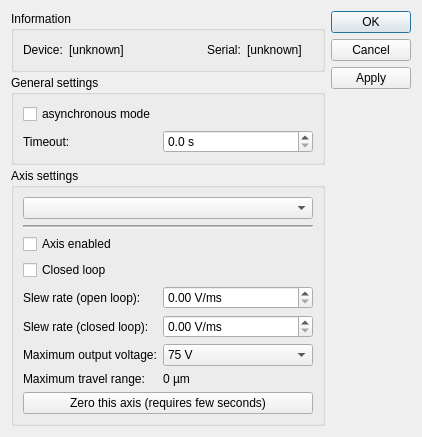
The window that ThorlabsBP/dialogThorlabsBP.ui (itom-project/plugins) describes before a commit, drawn with Qt 5.
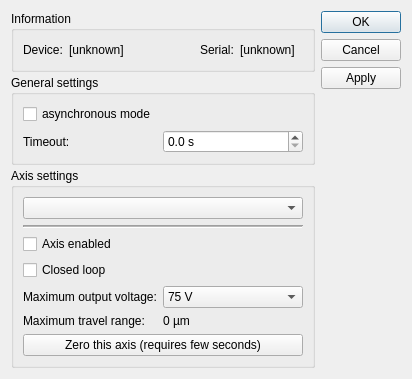
The same window after the commit.

Commit message: ThorlabsBP and ThorlabsISM updated to Kinesis 1.9.3 (from Kinesis 1.8.0 on, the parameters 'slewRate' of brushless piezos have been removed, since they were never implemented in the controller).

The edit to the form file:
```diff
--- a/ThorlabsBP/dialogThorlabsBP.ui
+++ b/ThorlabsBP/dialogThorlabsBP.ui
@@ -6,8 +6,8 @@
    <rect>
     <x>0</x>
     <y>0</y>
-    <width>422</width>
-    <height>392</height>
+    <width>412</width>
+    <height>341</height>
    </rect>
   </property>
   <property name="windowTitle">
@@ -156,142 +156,21 @@
         <string>Axis settings</string>
        </property>
        <layout class="QGridLayout" name="gridLayout_3">
-        <item row="1" column="0" colspan="3">
-         <widget class="Line" name="line">
-          <property name="lineWidth">
-           <number>1</number>
-          </property>
-          <property name="midLineWidth">
-           <number>1</number>
-          </property>
-          <property name="orientation">
-           <enum>Qt::Horizontal</enum>
-          </property>
-         </widget>
-        </item>
-        <item row="4" column="0">
-         <widget class="QLabel" name="label_10">
-          <property name="text">
-           <string>Slew rate (open loop):</string>
-          </property>
-         </widget>
-        </item>
-        <item row="4" column="1" colspan="2">
-         <widget class="QDoubleSpinBox" name="spinSlewRateOpenLoop">
-          <property name="sizePolicy">
-           <sizepolicy hsizetype="MinimumExpanding" vsizetype="Fixed">
-            <horstretch>0</horstretch>
-            <verstretch>0</verstretch>
-           </sizepolicy>
-          </property>
-          <property name="toolTip">
-           <string>a value of 0 disables the limit of the movement speed (default)</string>
-          </property>
-          <property name="prefix">
-           <string/>
-          </property>
-          <property name="suffix">
-           <string> V/ms</string>
-          </property>
-          <property name="decimals">
-           <number>2</number>
-          </property>
-          <property name="minimum">
-           <double>0.000000000000000</double>
-          </property>
-          <property name="maximum">
-           <double>5000.000000000000000</double>
-          </property>
-          <property name="singleStep">
-           <double>0.100000000000000</double>
-          </property>
-          <property name="value">
-           <double>0.000000000000000</double>
-          </property>
-         </widget>
-        </item>
         <item row="5" column="0">
-         <widget class="QLabel" name="label_9">
-          <property name="text">
-           <string>Slew rate (closed loop):</string>
-          </property>
-         </widget>
-        </item>
-        <item row="5" column="1" colspan="2">
-         <widget class="QDoubleSpinBox" name="spinSlewRateClosedLoop">
-          <property name="sizePolicy">
-           <sizepolicy hsizetype="MinimumExpanding" vsizetype="Fixed">
-            <horstretch>0</horstretch>
-            <verstretch>0</verstretch>
-           </sizepolicy>
-          </property>
-          <property name="toolTip">
-           <string>a value of 0 disables the limit of the movement speed (default)</string>
-          </property>
-          <property name="prefix">
-           <string/>
-          </property>
-          <property name="suffix">
-           <string> V/ms</string>
-          </property>
-          <property name="decimals">
-           <number>2</number>
-          </property>
-          <property name="minimum">
-           <double>0.000000000000000</double>
-          </property>
-          <property name="maximum">
-           <double>5000.000000000000000</double>
-          </property>
-          <property name="singleStep">
-           <double>0.100000000000000</double>
-          </property>
-          <property name="value">
-           <double>0.000000000000000</double>
-          </property>
-         </widget>
-        </item>
-        <item row="6" column="0">
-         <widget class="QLabel" name="label_12">
-          <property name="text">
-           <string>Maximum output voltage:</string>
-          </property>
-         </widget>
-        </item>
-        <item row="6" column="1" colspan="2">
-         <widget class="QComboBox" name="comboMaximumVoltage">
-          <item>
-           <property name="text">
-            <string>75 V</string>
-           </property>
-          </item>
-          <item>
-           <property name="text">
-            <string>100 V</string>
-           </property>
-          </item>
-          <item>
-           <property name="text">
-            <string>150 V</string>
-           </property>
-          </item>
-         </widget>
-        </item>
-        <item row="7" column="0">
          <widget class="QLabel" name="label_2">
           <property name="text">
            <string>Maximum travel range:</string>
           </property>
          </widget>
         </item>
-        <item row="7" column="1">
+        <item row="5" column="1">
          <widget class="QLabel" name="lblTravelRange">
           <property name="text">
            <string>0 µm</string>
           </property>
          </widget>
         </item>
-        <item row="8" column="0" colspan="3">
+        <item row="6" column="0" colspan="3">
          <widget class="QPushButton" name="btnCalib">
           <property name="text">
            <string>Zero this axis (requires few seconds)</string>
@@ -315,6 +194,45 @@
           </property>
          </widget>
         </item>
+        <item row="1" column="0" colspan="3">
+         <widget class="Line" name="line">
+          <property name="lineWidth">
+           <number>1</number>
+          </property>
+          <property name="midLineWidth">
+           <number>1</number>
+          </property>
+          <property name="orientation">
+           <enum>Qt::Horizontal</enum>
+          </property>
+         </widget>
+        </item>
+        <item row="4" column="0">
+         <widget class="QLabel" name="label_12">
+          <property name="text">
+           <string>Maximum output voltage:</string>
+          </property>
+         </widget>
+        </item>
+        <item row="4" column="1" colspan="2">
+         <widget class="QComboBox" name="comboMaximumVoltage">
+          <item>
+           <property name="text">
+            <string>75 V</string>
+           </property>
+          </item>
+          <item>
+           <property name="text">
+            <string>100 V</string>
+           </property>
+          </item>
+          <item>
+           <property name="text">
+            <string>150 V</string>
+           </property>
+          </item>
+         </widget>
+        </item>
        </layout>
       </widget>
      </item>
```
The commit also changes 7 other files.
